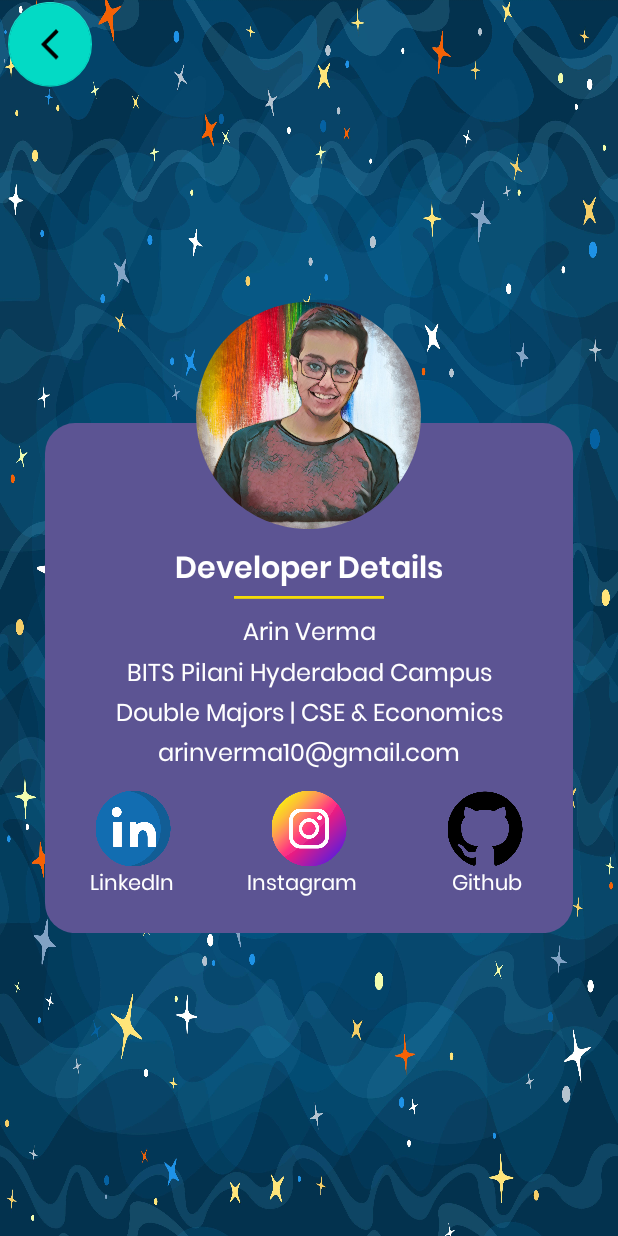
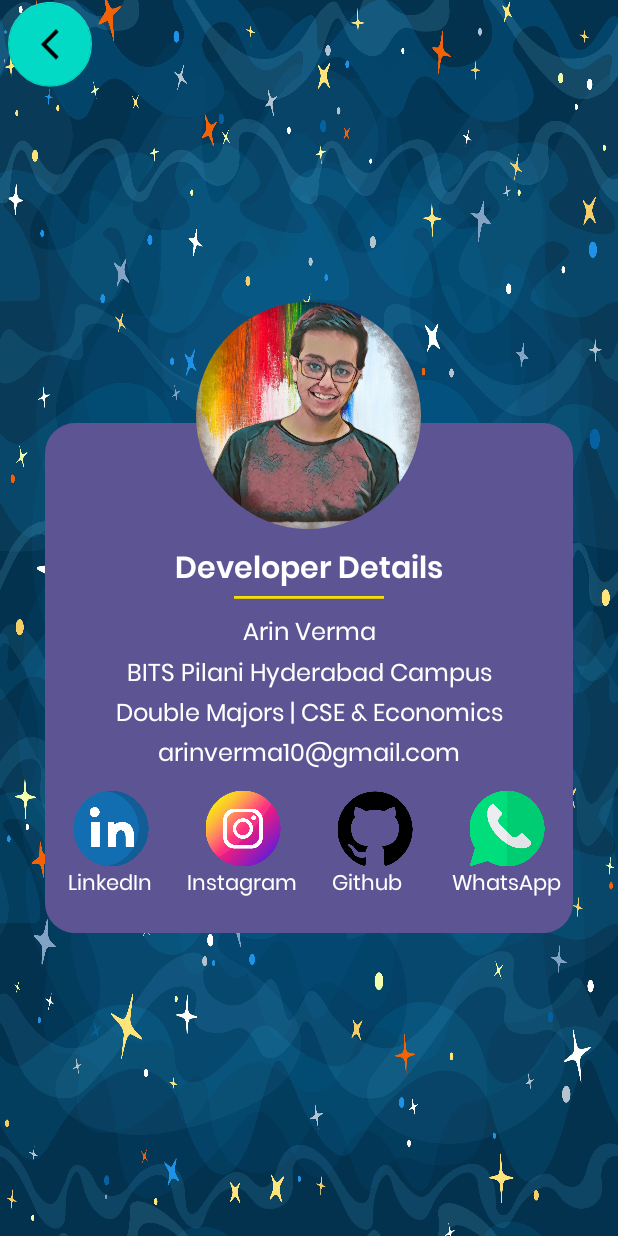
Before and after one commit to bluedreamer10/Solaro, an Android app: the DeveloperDetails screen opened directly, with no data from a screen before it, on a phone screen of 412 x 824 dp. Run offline under Robolectric (Android 15) with nearby library versions, the phone set to English and light mode, and no system bars; our stand-ins replace CircleImageView.

Commit message:
Added option to contact through WhatsApp

```diff
--- a/app/src/main/java/com/example/solaro/DeveloperDetails.kt
+++ b/app/src/main/java/com/example/solaro/DeveloperDetails.kt
@@ -35,5 +35,10 @@ class DeveloperDetails : AppCompatActivity() {
             val intentGithub = Intent(Intent.ACTION_VIEW , Uri.parse("https://github.com/bluedreamer10"))
             startActivity(intentGithub)
         }
+
+        whatsapplogo.setOnClickListener{
+            val whatsAppIntent = Intent(Intent.ACTION_VIEW, Uri.parse("https://wa.me/919770889454"))
+            startActivity(whatsAppIntent)
+        }
     }
 }
--- a/app/src/main/java/com/example/solaro/MainActivity.kt
+++ b/app/src/main/java/com/example/solaro/MainActivity.kt
@@ -25,6 +25,7 @@ class MainActivity : AppCompatActivity() {
         my_recycler.adapter = Adapter(setData.SetPlanets())
         my_recycler.layoutManager = LinearLayoutManager(this)
 
+
     }
 
     override fun onCreateOptionsMenu(menu: Menu?): Boolean {
--- a/app/src/main/res/layout/activity_developer_details.xml
+++ b/app/src/main/res/layout/activity_developer_details.xml
@@ -4,8 +4,8 @@
     xmlns:tools="http://schemas.android.com/tools"
     android:layout_width="match_parent"
     android:layout_height="match_parent"
+    android:scaleY="1.01"
     android:background="@drawable/space_bg_splash"
-    android:scaleY="1.01"
     tools:context=".DeveloperDetails">
 
     <com.airbnb.lottie.LottieAnimationView
@@ -145,6 +145,14 @@
                         android:elevation="30dp"
                         android:src="@drawable/github" />
 
+                    <ImageView
+                        android:id="@+id/whatsapplogo"
+                        android:layout_width="50dp"
+                        android:layout_height="50dp"
+                        android:layout_weight="1"
+                        android:elevation="30dp"
+                        android:src="@drawable/whatsapp" />
+
                 </LinearLayout>
 
                 <LinearLayout
@@ -155,7 +163,7 @@
                     <TextView
                         android:layout_width="wrap_content"
                         android:layout_height="wrap_content"
-                        android:layout_marginStart="30dp"
+                        android:layout_marginStart="15dp"
                         android:layout_weight="1"
                         android:fontFamily="@font/poppins_regular"
                         android:text="LinkedIn"
@@ -173,11 +181,21 @@
                     <TextView
                         android:layout_width="wrap_content"
                         android:layout_height="wrap_content"
-                        android:layout_marginStart="30dp"
+                        android:layout_marginStart="15dp"
                         android:layout_marginBottom="20dp"
                         android:layout_weight="1"
                         android:fontFamily="@font/poppins_regular"
                         android:text="Github"
+                        android:textColor="@color/white" />
+
+                    <TextView
+                        android:layout_width="wrap_content"
+                        android:layout_height="wrap_content"
+                        android:layout_marginStart="25dp"
+                        android:layout_marginBottom="20dp"
+                        android:layout_weight="1"
+                        android:fontFamily="@font/poppins_regular"
+                        android:text="WhatsApp"
                         android:textColor="@color/white" />
 
 
--- a/app/src/main/res/layout/activity_main.xml
+++ b/app/src/main/res/layout/activity_main.xml
@@ -12,7 +12,7 @@
     <LinearLayout
         android:id="@+id/heading_solaro"
         android:layout_width="match_parent"
-        android:layout_height="60dp"
+        android:layout_height="wrap_content"
         android:orientation="horizontal"
         android:layout_marginBottom="20dp"
         android:background="@drawable/bg_header">
@@ -21,7 +21,7 @@
             android:id="@+id/toolbar"
             android:layout_width="match_parent"
             android:layout_height="wrap_content"
-            android:background="@drawable/bg_header"
+            android:background="@color/black"
             app:title="Solaro"
             app:titleTextAppearance="@style/yourstyle"
             app:titleTextColor="@color/white"
--- a/app/src/main/res/layout/activity_splash.xml
+++ b/app/src/main/res/layout/activity_splash.xml
@@ -28,6 +28,7 @@
         app:layout_constraintLeft_toLeftOf="parent"
         android:text="Developed by Arin Verma "
         android:textSize="18sp"
+        android:background="@color/black"
         android:fontFamily="@font/poppins_regular"
         android:textColor="@color/white"
         android:gravity="center_horizontal"/>
```
Also changed, not shown: app/src/main/res/drawable/whatsapp.png (added).
